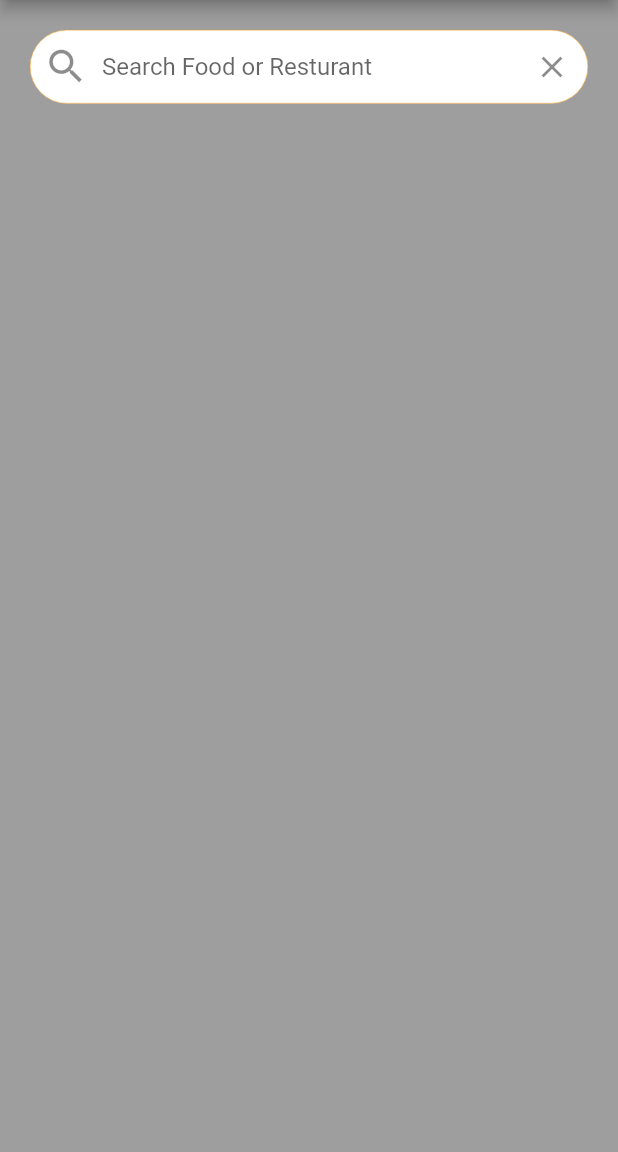
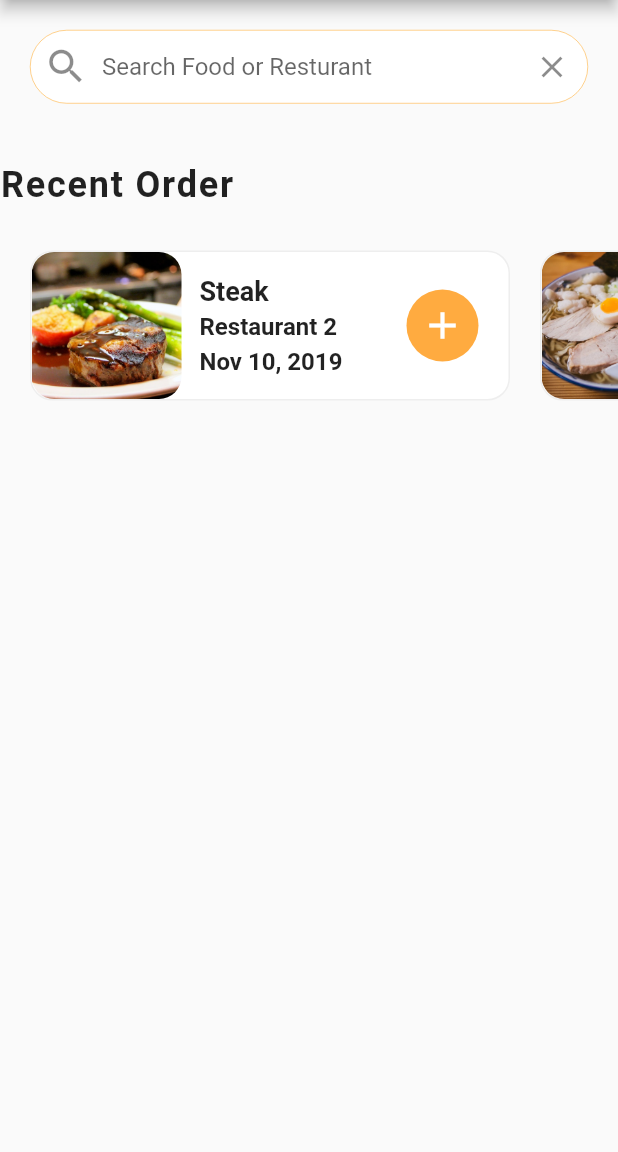
Before and after one commit to yugojyoti/food_delivery_ui_flutter, a Flutter app: the screen it shows after launch, on a phone screen of 412 x 824 dp, the part 84-1236 px from its top. Run offline on Flutter 3.47's test engine with Material 2 defaults, Android fonts, the light colour scheme and no system bars.

Commit message:
grid view done

```diff
--- a/lib/main.dart
+++ b/lib/main.dart
@@ -17,8 +17,8 @@ class MyApp extends StatelessWidget {
       title: 'flutter food delivery UI',
       theme: ThemeData(
           primarySwatch: Colors.orange,
-          scaffoldBackgroundColor: Colors.grey,
-          primaryColor: Colors.grey[50]),
+          scaffoldBackgroundColor: Colors.grey[50],
+          primaryColor: Colors.orangeAccent),
       home: HomeScreen(),
     );
   }
--- a/lib/screens/home_screen.dart
+++ b/lib/screens/home_screen.dart
@@ -1,5 +1,6 @@
 import 'package:flutter/material.dart';
 import 'package:food_delivery_ui/data/data.dart';
+import 'package:food_delivery_ui/widgets/recent_order.dart';
 
 class HomeScreen extends StatefulWidget {
   const HomeScreen({super.key});
@@ -62,7 +63,8 @@ class _HomeScreenState extends State<HomeScreen> {
                 suffixIcon:
                     IconButton(onPressed: () {}, icon: Icon(Icons.clear))),
           ),
-        )
+        ),
+        RecentOrder()
       ]),
     );
   }
--- /dev/null
+++ b/lib/widgets/recent_order.dart
@@ -0,0 +1,120 @@
+import 'package:flutter/material.dart';
+import 'package:food_delivery_ui/data/data.dart';
+import 'package:food_delivery_ui/models/order.dart';
+
+class RecentOrder extends StatelessWidget {
+  const RecentOrder({super.key});
+  _buildRecentOrder(BuildContext context, Order order) {
+    return Container(
+      margin: EdgeInsets.all(10),
+      width: 320,
+      decoration: BoxDecoration(
+          color: Colors.white,
+          borderRadius: BorderRadius.circular(15),
+          border: Border.all(width: 1, color: Colors.grey[200]!)),
+      child: Row(
+        mainAxisAlignment: MainAxisAlignment.spaceBetween,
+        children: [
+          Expanded(
+            child: Row(
+              children: [
+                ClipRRect(
+                  borderRadius: BorderRadius.circular(15),
+                  child: Image.asset(
+                    order.food.imageUrl,
+                    height: 100,
+                    width: 100,
+                    fit: BoxFit.cover,
+                  ),
+                ),
+                Expanded(
+                  child: Container(
+                    margin: EdgeInsets.all(12),
+                    child: Column(
+                      mainAxisAlignment: MainAxisAlignment.center,
+                      crossAxisAlignment: CrossAxisAlignment.start,
+                      children: [
+                        Text(order.food.name,
+                            style: TextStyle(
+                              fontSize: 18,
+                              fontWeight: FontWeight.bold,
+                            ),
+                            overflow: TextOverflow.ellipsis),
+                        SizedBox(
+                          height: 4,
+                        ),
+                        Text(
+                          order.restaurant.name,
+                          style: TextStyle(
+                            fontSize: 16,
+                            fontWeight: FontWeight.w600,
+                          ),
+                          overflow: TextOverflow.ellipsis,
+                        ),
+                        SizedBox(
+                          height: 4,
+                        ),
+                        Text(order.date,
+                            style: TextStyle(
+                              fontSize: 16,
+                              fontWeight: FontWeight.w600,
+                            ),
+                            overflow: TextOverflow.ellipsis)
+                      ],
+                    ),
+                  ),
+                ),
+              ],
+            ),
+          ),
+          Container(
+            margin: EdgeInsets.only(right: 20),
+            width: 48,
+            decoration: BoxDecoration(
+              color: Theme.of(context).primaryColor,
+              borderRadius: BorderRadius.circular(30),
+            ),
+            child: IconButton(
+              onPressed: () {},
+              icon: Icon(Icons.add),
+              iconSize: 30,
+              color: Colors.white,
+            ),
+          )
+        ],
+      ),
+    );
+  }
+
+  @override
+  Widget build(BuildContext context) {
+    return Column(
+      crossAxisAlignment: CrossAxisAlignment.start,
+      children: [
+        Padding(
+          padding: const EdgeInsets.symmetric(vertical: 20),
+          child: Text(
+            "Recent Order",
+            style: TextStyle(
+              fontSize: 24,
+              fontWeight: FontWeight.w600,
+              letterSpacing: 1.2,
+            ),
+          ),
+        ),
+        Container(
+          height: 120,
+          child: ListView.builder(
+              padding: EdgeInsets.only(left: 10),
+              scrollDirection: Axis.horizontal,
+              physics: BouncingScrollPhysics(),
+              itemCount: currentUser.orders.length,
+              itemBuilder: (context, index) {
+                Order order = currentUser.orders[index];
+                return _buildRecentOrder(context, order);
+              }),
+        )
+      ],
+    );
+  }
+}
```
